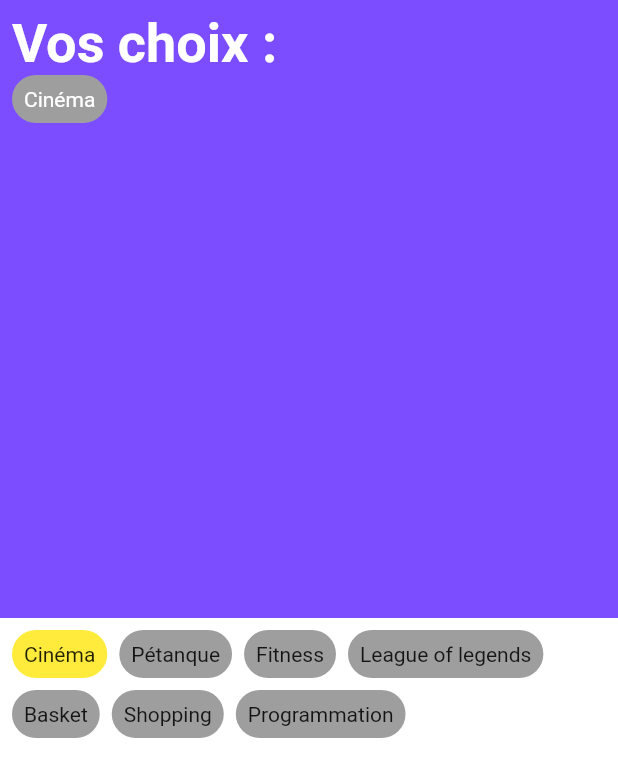
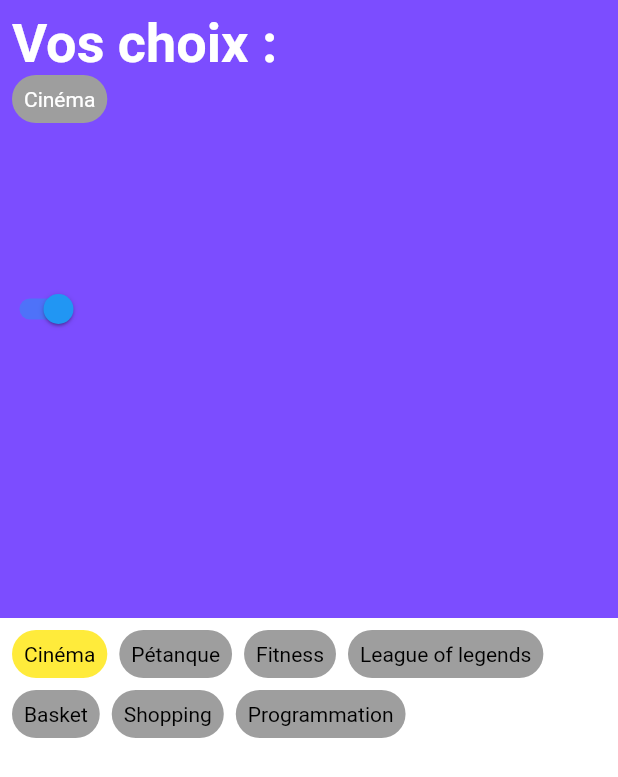
Before and after one commit to Moufid17/choicerapp, a Flutter app: the screen it shows after launch, after a tap on "Cinéma", on a phone screen of 412 x 824 dp. Shown: the top 777 px of the screen. Run offline on Flutter 3.47's test engine with Material 2 defaults, Android fonts, the phone set to English and light mode, and no system bars.

Commit message:
Change theme done.

```diff
--- a/lib/choice_item.dart
+++ b/lib/choice_item.dart
@@ -1,10 +1,12 @@
 import 'package:choicerapp/core/models/choice.dart';
-import 'package:choicerapp/screen/choice_item_detail_screen.dart';
+import 'package:choicerapp/globals.dart';
+import 'package:choicerapp/screen/choice/choice_item_detail_screen.dart';
+import 'package:choicerapp/theme_provider.dart';
 import 'package:flutter/material.dart';
+import 'package:provider/provider.dart';
 
 class ChoiceItem extends StatefulWidget {
   final bool isOpen; // Can open element details
-  //final String title;
   final Choice element;
   final void Function(Choice, bool)? updateElement;
 
@@ -15,20 +17,19 @@ class ChoiceItem extends StatefulWidget {
 }
 
 class _ChoiceItemState extends State<ChoiceItem> {
-  // Init element color
-  Color _color = Colors.grey;
+  Color _bgColor = Colors.yellow;
   // Toggle when an element is tapped.
-  void _toggleElementColorAndUpdateHeaderElement() {
+  void toggleElementColorAndUpdateHeaderElement() {
     setState(() {
       // Check if update method is defined by ChoiceItem Parent widget
       if (widget.updateElement != null) {
-        // Adding State
-        if (_color == Colors.yellow ) {
-          _color = Colors.grey;
+        // Removing State
+        if (_bgColor == Colors.grey ||  _bgColor == Colors.purple) {
+          _bgColor = Colors.yellow;
           widget.updateElement!(widget.element, false);
-        // Removing State
+          // Adding State
         } else {
-          _color = Colors.yellow;
+          _bgColor =  Colors.grey;
           widget.updateElement!(widget.element, true);
         }
       }
@@ -37,7 +38,18 @@ class _ChoiceItemState extends State<ChoiceItem> {
 
   @override
   Widget build(BuildContext context) {
-    //Choice elementDetail = Choice(title: 'Basket', description: 'Basket Desc');
+    // Init element color
+    final themeProvider = Provider.of<ThemeProvider>(context);
+    Color bgColor =   _bgColor;
+    if (_bgColor == Colors.grey || _bgColor == Colors.purple){
+        bgColor = Colors.yellow;
+    } else {
+      if (themeProvider.customTheme == 'light') {
+        bgColor = Colors.grey;
+      } else {
+        bgColor = Colors.purple;
+      }
+    }
     return GestureDetector(
       onTap: () {
         // Open details page
@@ -47,19 +59,18 @@ class _ChoiceItemState extends State<ChoiceItem> {
           );
         // Open details page
         } else {
-          _toggleElementColorAndUpdateHeaderElement();
+          toggleElementColorAndUpdateHeaderElement();
         }
-
       },
       child: Container(
         padding: const EdgeInsets.all(8),
         decoration: BoxDecoration(
           borderRadius: BorderRadius.circular(20),
-          color: _color,
+          color: bgColor,
         ),
         // Change button text when light changes state.
         child: Text(widget.element.title,
-            style: widget.isOpen ? const TextStyle(color: Colors.white) : null
+            style: TextStyle(color: widget.isOpen ?  Colors.white : Colors.black),
         ),
       ),
     );
--- a/lib/footer.dart
+++ b/lib/footer.dart
@@ -1,6 +1,10 @@
 import 'package:choicerapp/choice_item.dart';
 import 'package:choicerapp/core/models/choice.dart';
+import 'package:choicerapp/globals.dart';
+import 'package:choicerapp/main.dart';
+import 'package:choicerapp/theme_provider.dart';
 import 'package:flutter/material.dart';
+import 'package:provider/provider.dart';
 
 class Footer extends StatefulWidget {
   final Function(Choice, bool) updateElement;
@@ -21,6 +25,8 @@ class _FooterState extends State<Footer> {
 
   @override
   Widget build(BuildContext context) {
+    final themeProvider = Provider.of<ThemeProvider>(context);
+    bool isLight = themeProvider.customTheme == 'light';
     // Init header elements
     List<Choice> footerElement = [
       Choice(title: 'Cinéma', description: 'Cinéma description'),
@@ -34,7 +40,7 @@ class _FooterState extends State<Footer> {
     return Stack(
       children: [
         Container(
-          color: Colors.white,
+          color: themeProvider.customTheme == 'light' ? Colors.white : Colors.black54,
         ),
         Padding(
           padding: const EdgeInsets.all(8),
--- /dev/null
+++ b/lib/globals.dart
@@ -0,0 +1,10 @@
+import 'package:flutter/cupertino.dart';
+
+class Globals {
+  static String customTheme = 'light';
+
+  static switchTheme(BuildContext context, {required bool isLight}) {
+    customTheme = isLight == true ? 'light' : 'dark';
+  }
+  //static Map<>
+}
--- a/lib/header.dart
+++ b/lib/header.dart
@@ -1,5 +1,12 @@
+import 'dart:developer';
+
 import 'package:choicerapp/core/models/choice.dart';
+import 'package:choicerapp/globals.dart';
+import 'package:choicerapp/main.dart';
+import 'package:choicerapp/screen/components/button_switch.dart';
+import 'package:choicerapp/theme_provider.dart';
 import 'package:flutter/material.dart';
+import 'package:provider/provider.dart';
 import 'choice_item.dart';
 
 class Header extends StatelessWidget {
@@ -9,11 +16,13 @@ class Header extends StatelessWidget {
 
   @override
   Widget build(BuildContext context) {
+    final themeProvider = Provider.of<ThemeProvider>(context);
     return Stack(
       children: [
         Container(
-          color: Colors.deepPurpleAccent,
+          color: themeProvider.customTheme == 'light' ? Colors.deepPurpleAccent : Colors.blueGrey,
         ),
+        const ButtonSwitch(),
         Padding(
           padding: const EdgeInsets.all(8),
           child: Column(
--- a/lib/main.dart
+++ b/lib/main.dart
@@ -1,10 +1,21 @@
 import 'package:choicerapp/core/models/choice.dart';
 import 'package:choicerapp/footer.dart';
+import 'package:choicerapp/globals.dart';
 import 'package:choicerapp/header.dart';
+import 'package:choicerapp/theme_provider.dart';
 import 'package:flutter/material.dart';
+import 'package:provider/provider.dart';
 
 void main() {
-  runApp(const MyApp());
+  //runApp(const MyApp());
+  runApp(
+    MultiProvider(
+      providers: [
+        ChangeNotifierProvider(create: (context) => ThemeProvider()), // Ajoutez votre gestionnaire d'état ici
+      ],
+      child: MyApp(),
+    ),
+  );
 }
 
 class MyApp extends StatefulWidget {
@@ -15,6 +26,7 @@ class MyApp extends StatefulWidget {
 }
 
 class _MyAppState extends State<MyApp> {
+
   List<Choice> headerElement = [];
   void updateHeaderData(Choice value, bool isAdd) {
     setState(() {
@@ -31,6 +43,7 @@ class _MyAppState extends State<MyApp> {
 
   @override
   Widget build(BuildContext context) {
+    Globals.customTheme = 'light';
     return MaterialApp(
         home: Scaffold(
             body: SafeArea(
--- /dev/null
+++ b/lib/screen/components/button_switch.dart
@@ -0,0 +1,47 @@
+import 'package:choicerapp/globals.dart';
+import 'package:choicerapp/theme_provider.dart';
+import 'package:flutter/material.dart';
+import 'package:provider/provider.dart';
+
+class ButtonSwitch extends StatefulWidget {
+  const ButtonSwitch({super.key});
+
+  @override
+  State<ButtonSwitch> createState() => _ButtonSwitchState();
+}
+
+class _ButtonSwitchState extends State<ButtonSwitch> {
+
+
+  final MaterialStateProperty<Icon?> thumbIcon =
+  MaterialStateProperty.resolveWith<Icon?>(
+    (Set<MaterialState> states) {
+      if (states.contains(MaterialState.selected)) {
+        return const Icon(Icons.nightlight_round);
+      }
+      return const Icon(Icons.brightness_5);
+    },
+  );
+
+  @override
+  Widget build(BuildContext context) {
+    final themeProvider = Provider.of<ThemeProvider>(context);
+    bool isLight = themeProvider.customTheme == 'light';
+    return Column(
+      mainAxisAlignment: MainAxisAlignment.center,
+      children: <Widget>[
+        Switch(
+          thumbIcon: thumbIcon,
+          value: isLight,
+          onChanged: (bool value) {
+            setState(() {
+              isLight = value;
+              Globals.customTheme = 'dark';
+              themeProvider.switchTheme(value);
+            });
+          },
+        ),
+      ],
+    );
+  }
+}
--- /dev/null
+++ b/lib/theme_provider.dart
@@ -0,0 +1,10 @@
+import 'package:flutter/material.dart';
+
+class ThemeProvider extends ChangeNotifier {
+  String customTheme = 'light';
+
+  void switchTheme(bool isLight) {
+    customTheme = isLight ? 'light' : 'dark';
+    notifyListeners(); // Informer les écouteurs du changement
+  }
+}
--- a/pubspec.yaml
+++ b/pubspec.yaml
@@ -30,6 +30,7 @@ environment:
 dependencies:
   flutter:
     sdk: flutter
+  provider: ^6.0.5
 
 
   # The following adds the Cupertino Icons font to your application.
```
Also changed, not shown: lib/screen/choice/choice_item_detail_screen.dart (renamed from lib/screen/choice_item_detail_screen.dart, +16 -14 lines).
